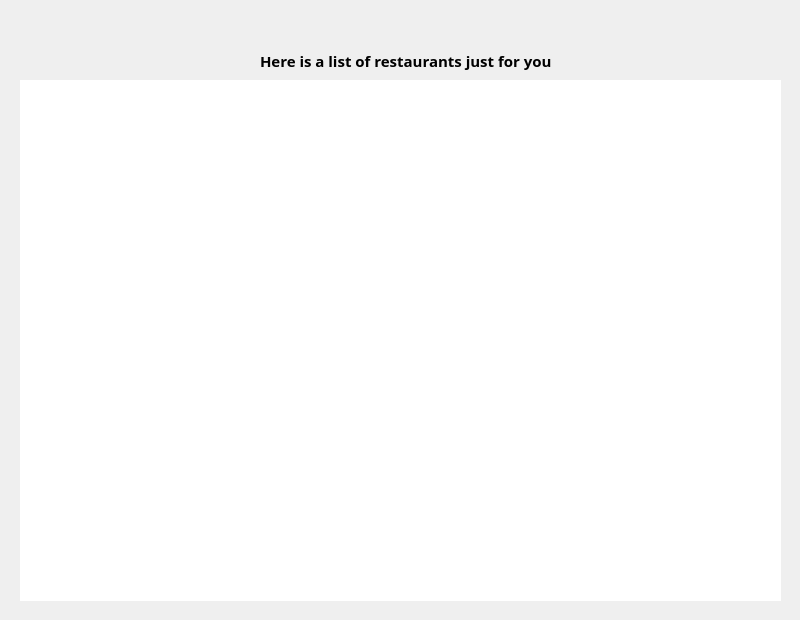
The window that gui/Result.ui (SENGStringray/Fine-food-finder) describes before a commit, drawn with Qt 5.
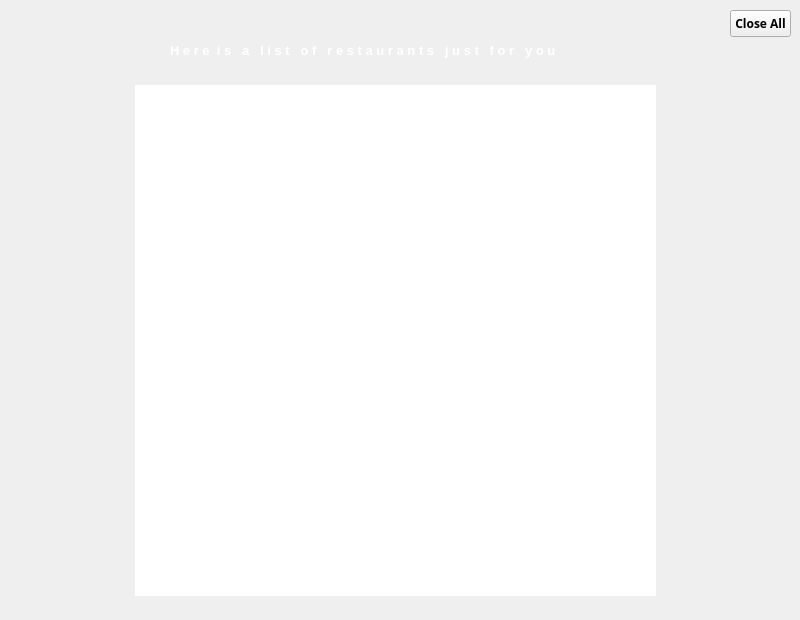
The same window after the commit. Icons and pictures are not drawn.

```diff
--- a/gui/Result.ui
+++ b/gui/Result.ui
@@ -32,9 +32,9 @@
   <widget class="QListWidget" name="resultsList">
    <property name="geometry">
     <rect>
-     <x>20</x>
+     <x>130</x>
      <y>80</y>
-     <width>761</width>
+     <width>531</width>
      <height>521</height>
     </rect>
    </property>
@@ -47,9 +47,12 @@
    <property name="font">
     <font>
      <family>Sawasdee</family>
-     <pointsize>11</pointsize>
+     <pointsize>10</pointsize>
     </font>
    </property>
+   <property name="styleSheet">
+    <string notr="true">background:none;padding:5px;text-align:center;</string>
+   </property>
    <property name="frameShape">
     <enum>QFrame::NoFrame</enum>
    </property>
@@ -60,22 +63,45 @@
   <widget class="QLabel" name="label">
    <property name="geometry">
     <rect>
-     <x>260</x>
-     <y>40</y>
-     <width>311</width>
+     <x>170</x>
+     <y>30</y>
+     <width>451</width>
      <height>41</height>
     </rect>
    </property>
    <property name="font">
     <font>
-     <family>Sawasdee</family>
-     <pointsize>11</pointsize>
+     <pointsize>10</pointsize>
      <weight>75</weight>
+     <italic>false</italic>
      <bold>true</bold>
     </font>
    </property>
+   <property name="styleSheet">
+    <string notr="true">text-transform:uppercase;color:white;</string>
+   </property>
    <property name="text">
-    <string>Here is a list of restaurants just for you</string>
+    <string>H e r e  i s   a   l i s t   o f   r e s t a u r a n t s   j u s t   f o r   y o u</string>
+   </property>
+  </widget>
+  <widget class="QPushButton" name="btn">
+   <property name="geometry">
+    <rect>
+     <x>730</x>
+     <y>10</y>
+     <width>61</width>
+     <height>27</height>
+    </rect>
+   </property>
+   <property name="font">
+    <font>
+     <family>Noto Serif Armenian</family>
+     <weight>75</weight>
+     <bold>true</bold>
+    </font>
+   </property>
+   <property name="text">
+    <string>Close All</string>
    </property>
   </widget>
  </widget>
```
